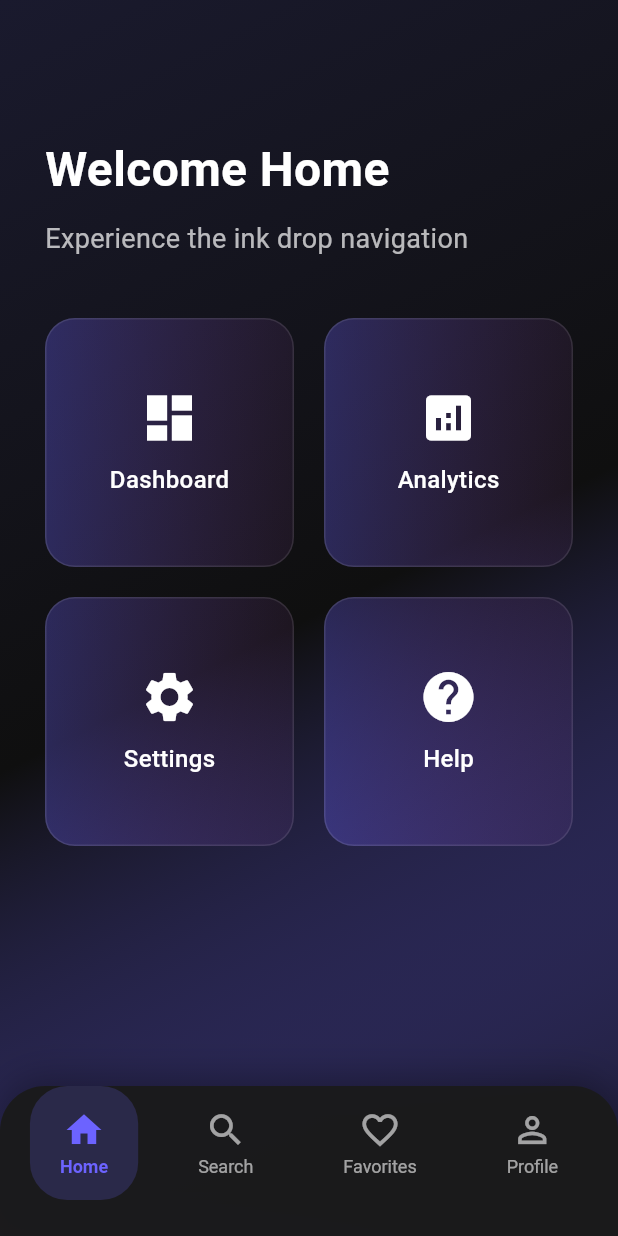
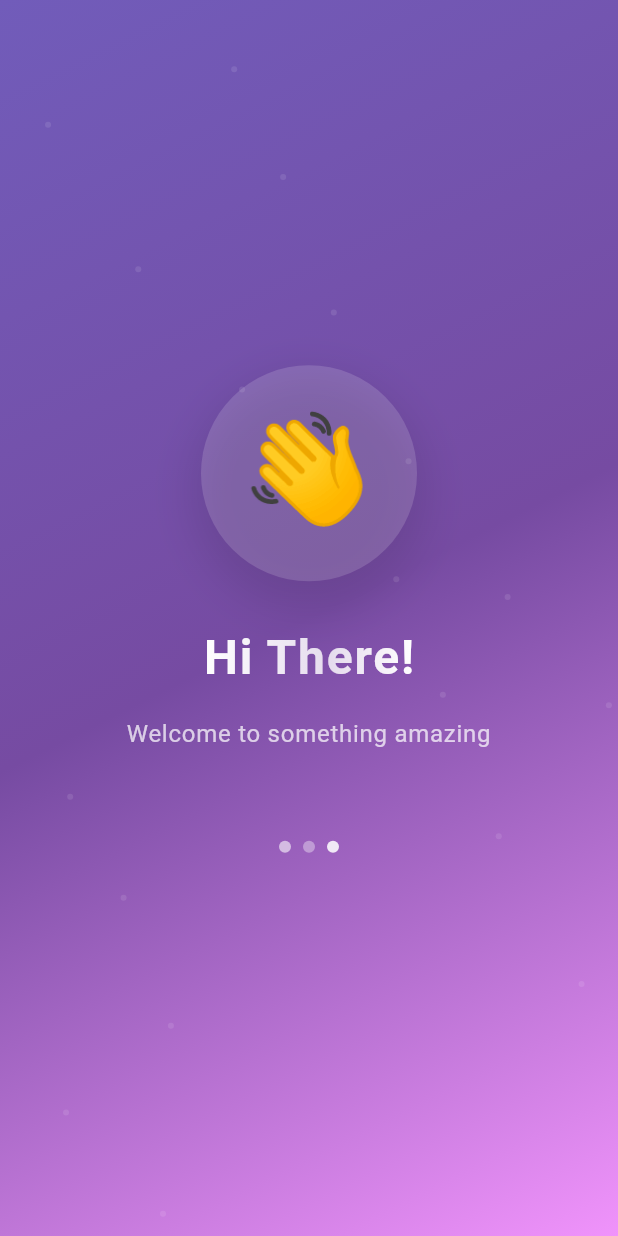
Before and after one commit to pksunny/flutter-ui-and-animations, a Flutter app: the screen it shows after launch, on a phone screen of 412 x 824 dp. Run offline on Flutter 3.47's test engine with Material 3 defaults, Android fonts, the phone set to English and light mode, and no system bars; our stand-ins replace font_awesome_flutter.

Commit message:
Wave Hand Animation Added at #23 Index

```diff
--- a/lib/main.dart
+++ b/lib/main.dart
@@ -11,6 +11,7 @@ import 'package:futurecore_codex/screens/19-page-flip/page_flip_screen.dart';
 import 'package:futurecore_codex/screens/20-loop-text-animation/loop_text_animation_screen.dart';
 import 'package:futurecore_codex/screens/21-origami-fold-ui/origami_fold_ui_screen.dart';
 import 'package:futurecore_codex/screens/22-ink-drop-navigation/ink_drop_navigation_screen.dart';
+import 'package:futurecore_codex/screens/23-wave-hand/wave_hand_screen.dart';
 import 'package:futurecore_codex/screens/3-six_nill/six_nill_screen.dart';
 import 'package:futurecore_codex/screens/4-rabbit_loading_animation/rabbit_animations_screen.dart';
 import 'package:futurecore_codex/screens/5-deadline_loading_animation%20copy/deadline_animations_screen.dart';
@@ -39,7 +40,7 @@ class MyApp extends StatelessWidget {
         ),
         useMaterial3: true,
       ),
-      home:  InkDropNavigationScreen()
+      home:  WaveHandScreen()
     );
   }
 }
--- /dev/null
+++ b/lib/screens/23-wave-hand/wave_hand_screen.dart
@@ -0,0 +1,295 @@
+import 'package:flutter/material.dart';
+import 'dart:math' as math;
+
+class WaveHandScreen extends StatefulWidget {
+  @override
+  _WaveHandScreenState createState() => _WaveHandScreenState();
+}
+
+class _WaveHandScreenState extends State<WaveHandScreen>
+    with TickerProviderStateMixin {
+  late AnimationController _waveController;
+  late AnimationController _scaleController;
+  late AnimationController _fadeController;
+  late AnimationController _backgroundController;
+
+  late Animation<double> _waveAnimation;
+  late Animation<double> _scaleAnimation;
+  late Animation<double> _fadeAnimation;
+  late Animation<Color?> _backgroundAnimation;
+
+  @override
+  void initState() {
+    super.initState();
+
+    // Wave animation controller
+    _waveController = AnimationController(
+      duration: Duration(milliseconds: 800),
+      vsync: this,
+    );
+
+    // Scale animation controller
+    _scaleController = AnimationController(
+      duration: Duration(milliseconds: 1200),
+      vsync: this,
+    );
+
+    // Fade animation controller
+    _fadeController = AnimationController(
+      duration: Duration(milliseconds: 1000),
+      vsync: this,
+    );
+
+    // Background animation controller
+    _backgroundController = AnimationController(
+      duration: Duration(milliseconds: 3000),
+      vsync: this,
+    );
+
+    // Wave animation (rotation)
+    _waveAnimation = Tween<double>(
+      begin: -0.3,
+      end: 0.3,
+    ).animate(CurvedAnimation(
+      parent: _waveController,
+      curve: Curves.easeInOut,
+    ));
+
+    // Scale animation (pulsing effect)
+    _scaleAnimation = Tween<double>(
+      begin: 0.8,
+      end: 1.2,
+    ).animate(CurvedAnimation(
+      parent: _scaleController,
+      curve: Curves.elasticOut,
+    ));
+
+    // Fade animation
+    _fadeAnimation = Tween<double>(
+      begin: 0.0,
+      end: 1.0,
+    ).animate(CurvedAnimation(
+      parent: _fadeController,
+      curve: Curves.easeInOut,
+    ));
+
+    // Background gradient animation
+    _backgroundAnimation = ColorTween(
+      begin: Color(0xFF667eea),
+      end: Color(0xFF764ba2),
+    ).animate(CurvedAnimation(
+      parent: _backgroundController,
+      curve: Curves.easeInOut,
+    ));
+
+    // Start animations
+    _startAnimations();
+  }
+
+  void _startAnimations() async {
+    // Start fade in
+    _fadeController.forward();
+
+    // Start background animation
+    _backgroundController.repeat(reverse: true);
+
+    // Wait a bit then start scale animation
+    await Future.delayed(Duration(milliseconds: 300));
+    _scaleController.forward();
+
+    // Start wave animation loop
+    _waveController.repeat(reverse: true);
+  }
+
+  @override
+  void dispose() {
+    _waveController.dispose();
+    _scaleController.dispose();
+    _fadeController.dispose();
+    _backgroundController.dispose();
+    super.dispose();
+  }
+
+  @override
+  Widget build(BuildContext context) {
+    return Scaffold(
+      body: AnimatedBuilder(
+        animation: Listenable.merge([
+          _waveController,
+          _scaleController,
+          _fadeController,
+          _backgroundController,
+        ]),
+        builder: (context, child) {
+          return Container(
+            decoration: BoxDecoration(
+              gradient: LinearGradient(
+                begin: Alignment.topLeft,
+                end: Alignment.bottomRight,
+                colors: [
+                  _backgroundAnimation.value ?? Color(0xFF667eea),
+                  Color(0xFF764ba2),
+                  Color(0xFFf093fb),
+                ],
+              ),
+            ),
+            child: Stack(
+              children: [
+                // Floating particles background
+                ...List.generate(20, (index) =>
+                  Positioned(
+                    left: (index * 50.0) % MediaQuery.of(context).size.width,
+                    top: (index * 80.0) % MediaQuery.of(context).size.height,
+                    child: AnimatedBuilder(
+                      animation: _backgroundController,
+                      builder: (context, child) {
+                        return Transform.translate(
+                          offset: Offset(
+                            20 * math.sin(_backgroundController.value * 2 * math.pi + index),
+                            20 * math.cos(_backgroundController.value * 2 * math.pi + index),
+                          ),
+                          child: Opacity(
+                            opacity: 0.1,
+                            child: Container(
+                              width: 4,
+                              height: 4,
+                              decoration: BoxDecoration(
+                                color: Colors.white,
+                                shape: BoxShape.circle,
+                              ),
+                            ),
+                          ),
+                        );
+                      },
+                    ),
+                  ),
+                ),
+
+                // Main content
+                Center(
+                  child: FadeTransition(
+                    opacity: _fadeAnimation,
+                    child: Column(
+                      mainAxisAlignment: MainAxisAlignment.center,
+                      children: [
+                        // Waving hand emoji with animations
+                        Transform.scale(
+                          scale: _scaleAnimation.value,
+                          child: Transform.rotate(
+                            angle: _waveAnimation.value,
+                            child: Container(
+                              width: 120,
+                              height: 120,
+                              decoration: BoxDecoration(
+                                color: Colors.white.withOpacity(0.15),
+                                shape: BoxShape.circle,
+                                boxShadow: [
+                                  BoxShadow(
+                                    color: Colors.black.withOpacity(0.1),
+                                    spreadRadius: 5,
+                                    blurRadius: 20,
+                                    offset: Offset(0, 10),
+                                  ),
+                                ],
+                              ),
+                              child: Center(
+                                child: Text(
+                                  '👋',
+                                  style: TextStyle(
+                                    fontSize: 60,
+                                  ),
+                                ),
+                              ),
+                            ),
+                          ),
+                        ),
+
+                        SizedBox(height: 40),
+
+                        // Welcome text with shimmer effect
+                        ShaderMask(
+                          shaderCallback: (bounds) {
+                            return LinearGradient(
+                              colors: [
+                                Colors.white,
+                                Colors.white.withOpacity(0.8),
+                                Colors.white,
+                              ],
+                              stops: [
+                                0.0,
+                                _backgroundController.value,
+                                1.0,
+                              ],
+                            ).createShader(bounds);
+                          },
+                          child: Text(
+                            'Hi There!',
+                            style: TextStyle(
+                              fontSize: 32,
+                              fontWeight: FontWeight.bold,
+                              color: Colors.white,
+                              letterSpacing: 1.2,
+                            ),
+                          ),
+                        ),
+
+                        SizedBox(height: 16),
+
+                        // Subtitle with fade animation
+                        AnimatedBuilder(
+                          animation: _fadeController,
+                          builder: (context, child) {
+                            return Opacity(
+                              opacity: _fadeAnimation.value * 0.8,
+                              child: Text(
+                                'Welcome to something amazing',
+                                style: TextStyle(
+                                  fontSize: 16,
+                                  color: Colors.white.withOpacity(0.9),
+                                  letterSpacing: 0.5,
+                                ),
+                                textAlign: TextAlign.center,
+                              ),
+                            );
+                          },
+                        ),
+
+                        SizedBox(height: 60),
+
+                        // Animated dots indicator
+                        Row(
+                          mainAxisAlignment: MainAxisAlignment.center,
+                          children: List.generate(3, (index) {
+                            return AnimatedBuilder(
+                              animation: _backgroundController,
+                              builder: (context, child) {
+                                double delay = index * 0.3;
+                                double animValue = (_backgroundController.value + delay) % 1.0;
+
+                                return Container(
+                                  margin: EdgeInsets.symmetric(horizontal: 4),
+                                  width: 8,
+                                  height: 8,
+                                  decoration: BoxDecoration(
+                                    color: Colors.white.withOpacity(
+                                      0.3 + (0.7 * (1 - animValue.abs())),
+                                    ),
+                                    shape: BoxShape.circle,
+                                  ),
+                                );
+                              },
+                            );
+                          }),
+                        ),
+                      ],
+                    ),
+                  ),
+                ),
+              ],
+            ),
+          );
+        },
+      ),
+    );
+  }
+}
--- a/lib/screens/home_screen.dart
+++ b/lib/screens/home_screen.dart
@@ -1,7 +1,7 @@
 import 'package:flutter/material.dart';
 import 'package:futurecore_codex/screens/3-six_nill/six_nill_screen.dart';
 import 'dart:math' as math;
-import '1-subscription/subscription_screen.dart';
+import '1-paf/subscription_screen.dart';
 
 class HomeScreen extends StatefulWidget {
   const HomeScreen({super.key});
```
Also changed, not shown: lib/screens/1. subscription/3-six_nill/six_nill_screen.dart (added), 1 other file.
